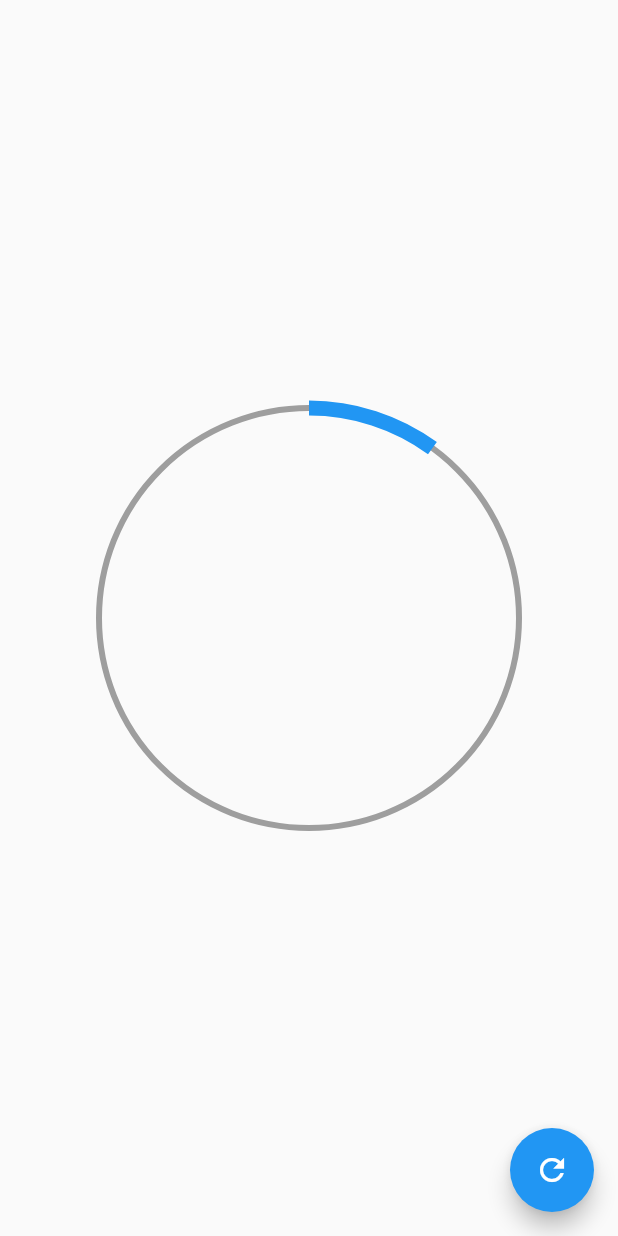
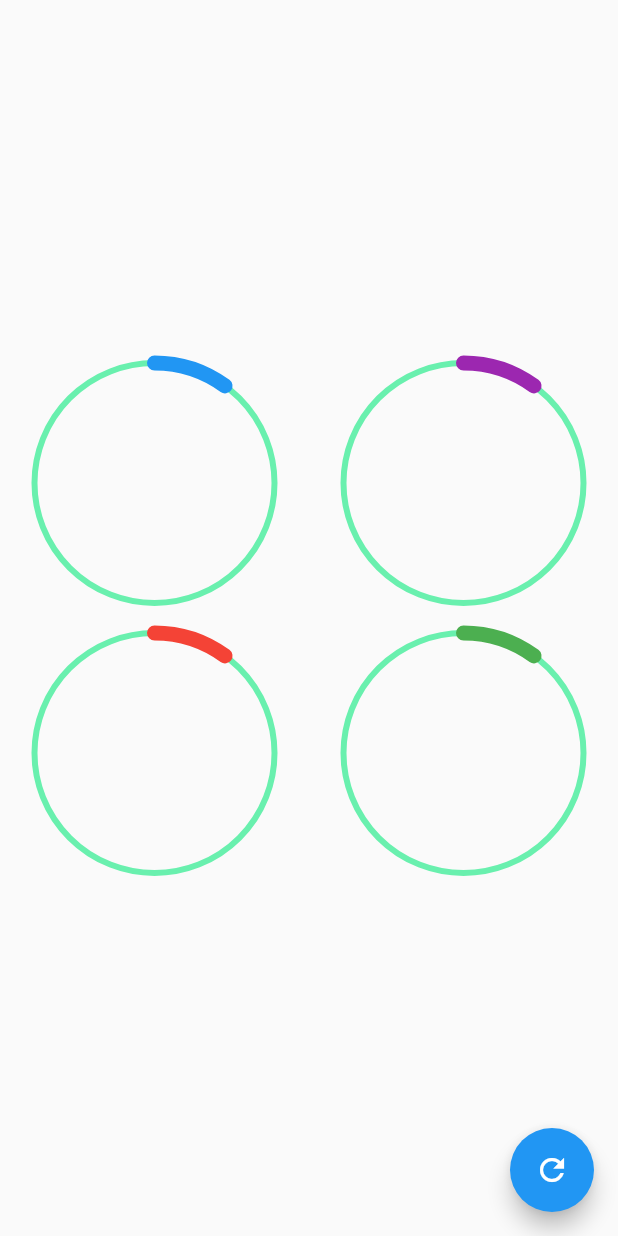
Before and after one commit to Alejandrofenix/Flutter-ProgressBar-Circular, a Flutter app: the screen it shows after launch, on a phone screen of 412 x 824 dp. Run offline on Flutter 3.47's test engine with Material 2 defaults, Android fonts, the phone set to English and light mode, and no system bars.

Commit message:
Se agregarón detalles finales a la aplicación

```diff
--- a/lib/pages/graficas_circulares_page.dart
+++ b/lib/pages/graficas_circulares_page.dart
@@ -20,12 +20,51 @@
               });
             },
             child: Icon(Icons.refresh)),
-      body: Center(
-          child: Container(
-        width: 300,
-        height: 300,
-        child: RadialProgress(porcentaje: porcentaje),
-      )),
+        body: Column(
+          mainAxisAlignment: MainAxisAlignment.center,
+          children: [
+            Row(
+              mainAxisAlignment: MainAxisAlignment.spaceAround,
+              children: [
+                CustomRadialProgress(
+                  porcentaje: porcentaje,
+                  color: Colors.blue,
+                ),
+                CustomRadialProgress(
+                    porcentaje: porcentaje, color: Colors.purple)
+              ],
+            ),
+            Row(
+              mainAxisAlignment: MainAxisAlignment.spaceAround,
+              children: [
+                CustomRadialProgress(porcentaje: porcentaje, color: Colors.red),
+                CustomRadialProgress(
+                    porcentaje: porcentaje, color: Colors.green)
+              ],
+            )
+          ],
+        ));
+  }
+}
+
+class CustomRadialProgress extends StatelessWidget {
+  final Color color;
+  const CustomRadialProgress({required this.porcentaje, required this.color});
+
+  final double porcentaje;
+
+  @override
+  Widget build(BuildContext context) {
+    return Container(
+      width: 180,
+      height: 180,
+      child: RadialProgress(
+        porcentaje: porcentaje,
+        colorPrimario: color,
+        colorSecundario: Colors.greenAccent,
+        grosorPrimario: 10,
+        grosorSecundario: 4,
+      ),
     );
   }
 }
--- a/lib/widgets/radial_progress.dart
+++ b/lib/widgets/radial_progress.dart
@@ -93,7 +93,8 @@
     final paintArco = new Paint()
       ..strokeWidth = grosorPrimario
       ..color = colorPrimario
-      ..style = PaintingStyle.stroke;
+      ..style = PaintingStyle.stroke
+      ..strokeCap = StrokeCap.round;
 
     //Parte que se debería ir llenando
     double arcAngle = 2 * pi * (porcentaje / 100);
```
Lines whose indentation alone changed are shown as unchanged.
